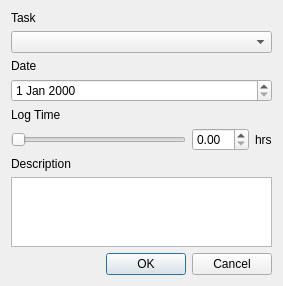
Above: resources/new_timelog.ui from qpskcn1/tk-desktop-timecard before the change. Below: the same form after it.
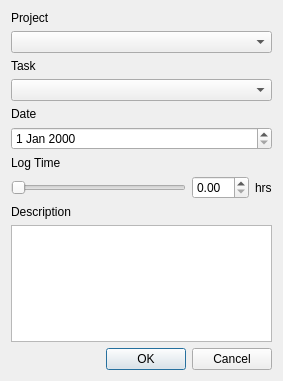
That is the form after the change.

Commit message: Replace + New Time Button with Refresh Button

```diff
--- a/resources/new_timelog.ui
+++ b/resources/new_timelog.ui
@@ -7,48 +7,58 @@
     <x>0</x>
     <y>0</y>
     <width>283</width>
-    <height>276</height>
+    <height>381</height>
    </rect>
   </property>
   <property name="windowTitle">
    <string>New Timelog</string>
   </property>
   <layout class="QGridLayout" name="gridLayout">
-   <item row="0" column="0">
-    <widget class="QLabel" name="taskLabel">
-     <property name="text">
-      <string>Task</string>
-     </property>
-    </widget>
-   </item>
-   <item row="1" column="0">
-    <widget class="QComboBox" name="comboBox"/>
-   </item>
-   <item row="4" column="0">
-    <widget class="QLabel" name="timeLabel">
-     <property name="text">
-      <string>Log Time</string>
-     </property>
-    </widget>
-   </item>
-   <item row="3" column="0">
-    <widget class="QDateEdit" name="dateEdit"/>
-   </item>
-   <item row="6" column="0">
+   <item row="8" column="0">
     <widget class="QLabel" name="DescriptionLabel">
      <property name="text">
       <string>Description</string>
      </property>
     </widget>
    </item>
-   <item row="2" column="0">
+   <item row="5" column="0">
+    <widget class="QDateEdit" name="dateEdit"/>
+   </item>
+   <item row="4" column="0">
     <widget class="QLabel" name="dataLabel">
      <property name="text">
       <string>Date</string>
      </property>
     </widget>
    </item>
-   <item row="5" column="0">
+   <item row="2" column="0">
+    <widget class="QLabel" name="taskLabel">
+     <property name="text">
+      <string>Task</string>
+     </property>
+    </widget>
+   </item>
+   <item row="3" column="0">
+    <widget class="QComboBox" name="task_cbBox"/>
+   </item>
+   <item row="6" column="0">
+    <widget class="QLabel" name="timeLabel">
+     <property name="text">
+      <string>Log Time</string>
+     </property>
+    </widget>
+   </item>
+   <item row="12" column="0">
+    <widget class="QDialogButtonBox" name="buttonBox">
+     <property name="orientation">
+      <enum>Qt::Horizontal</enum>
+     </property>
+     <property name="standardButtons">
+      <set>QDialogButtonBox::Cancel|QDialogButtonBox::Ok</set>
+     </property>
+    </widget>
+   </item>
+   <item row="7" column="0">
     <layout class="QHBoxLayout" name="logTimeLayout">
      <item>
       <widget class="QSlider" name="horizontalSlider">
@@ -69,19 +79,19 @@
      </item>
     </layout>
    </item>
-   <item row="10" column="0">
-    <widget class="QDialogButtonBox" name="buttonBox">
-     <property name="orientation">
-      <enum>Qt::Horizontal</enum>
-     </property>
-     <property name="standardButtons">
-      <set>QDialogButtonBox::Cancel|QDialogButtonBox::Ok</set>
-     </property>
-    </widget>
-   </item>
-   <item row="7" column="0">
+   <item row="9" column="0">
     <widget class="QTextEdit" name="textEdit"/>
    </item>
+   <item row="0" column="0">
+    <widget class="QLabel" name="projectLabel">
+     <property name="text">
+      <string>Project</string>
+     </property>
+    </widget>
+   </item>
+   <item row="1" column="0">
+    <widget class="QComboBox" name="project_cbBox"/>
+   </item>
   </layout>
  </widget>
  <resources/>
```
The commit also changes 8 other files.
